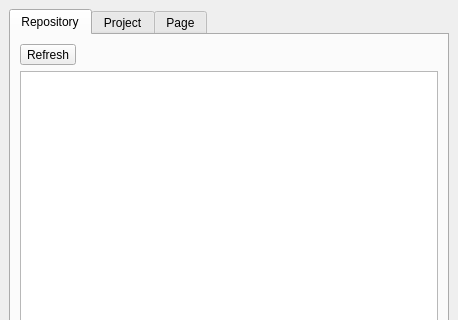
Riverscapes/RiverscapesToolbar, file dockwidget.ui: the form before one commit; both pictures show x 0 to 458 and y 0 to 320 of the 458 by 513 pixel window.
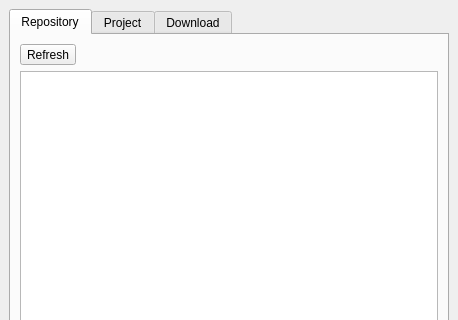
The form after the commit. The open tabs and pages were chosen to show the change.

```diff
--- a/dockwidget.ui
+++ b/dockwidget.ui
@@ -113,7 +113,7 @@
       </widget>
       <widget class="QWidget" name="tab">
        <attribute name="title">
-        <string>Page</string>
+        <string>Download</string>
        </attribute>
        <layout class="QVBoxLayout" name="verticalLayout_4">
         <item>
```
Left out of the diff: 11 changed lines with no effect on the pictures.
